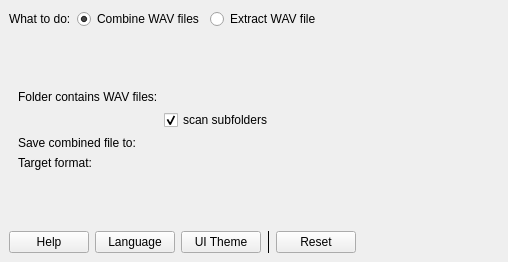
First picture: the form in src/MainWindow.ui, repository shine5402/KiraWavTar, before the edit; both pictures show x 0 to 508 and y 0 to 262 of the 881 by 262 pixel window.
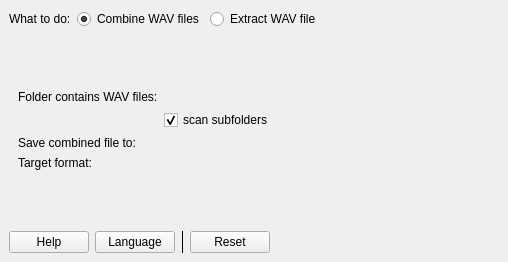
Second picture: the form after the edit. Custom widgets are drawn as their Qt base class.

Diff of the .ui file:
```diff
--- a/src/MainWindow.ui
+++ b/src/MainWindow.ui
@@ -275,13 +275,6 @@
         </property>
        </widget>
       </item>
-      <item>
-       <widget class="QPushButton" name="uiThemeButton">
-        <property name="text">
-         <string>UI Theme</string>
-        </property>
-       </widget>
-      </item>
       <item>
        <widget class="Line" name="leftBottomButtonLine">
         <property name="frameShadow">
```
Left out of the diff: 8 changed lines with no effect on the pictures.
